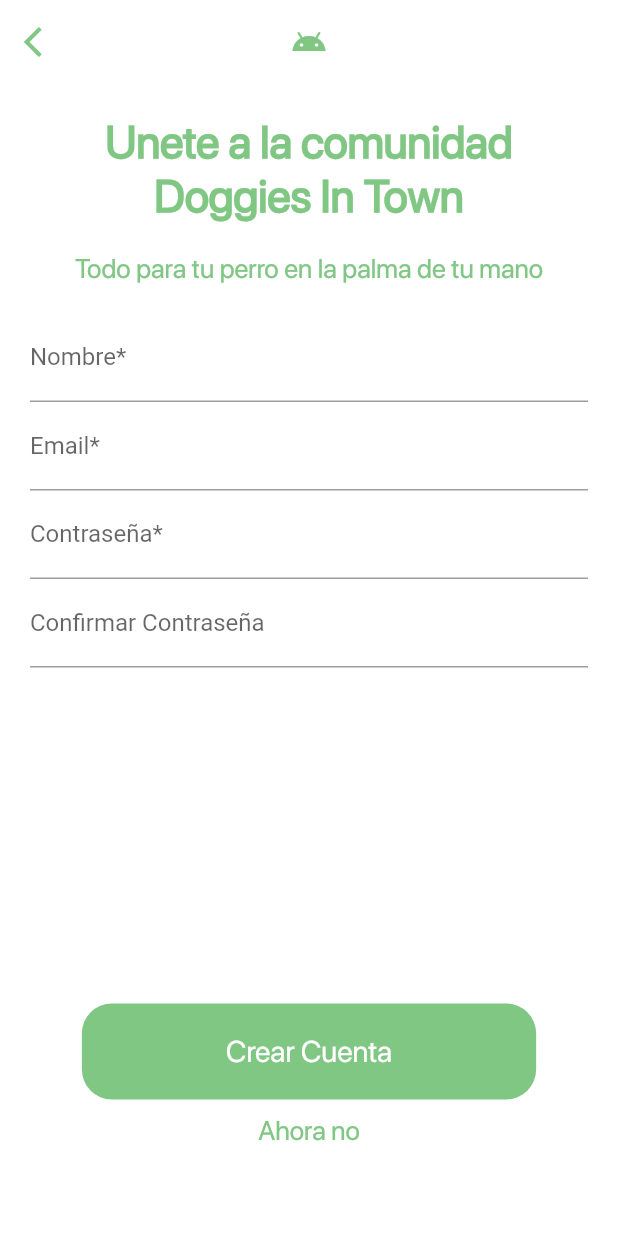
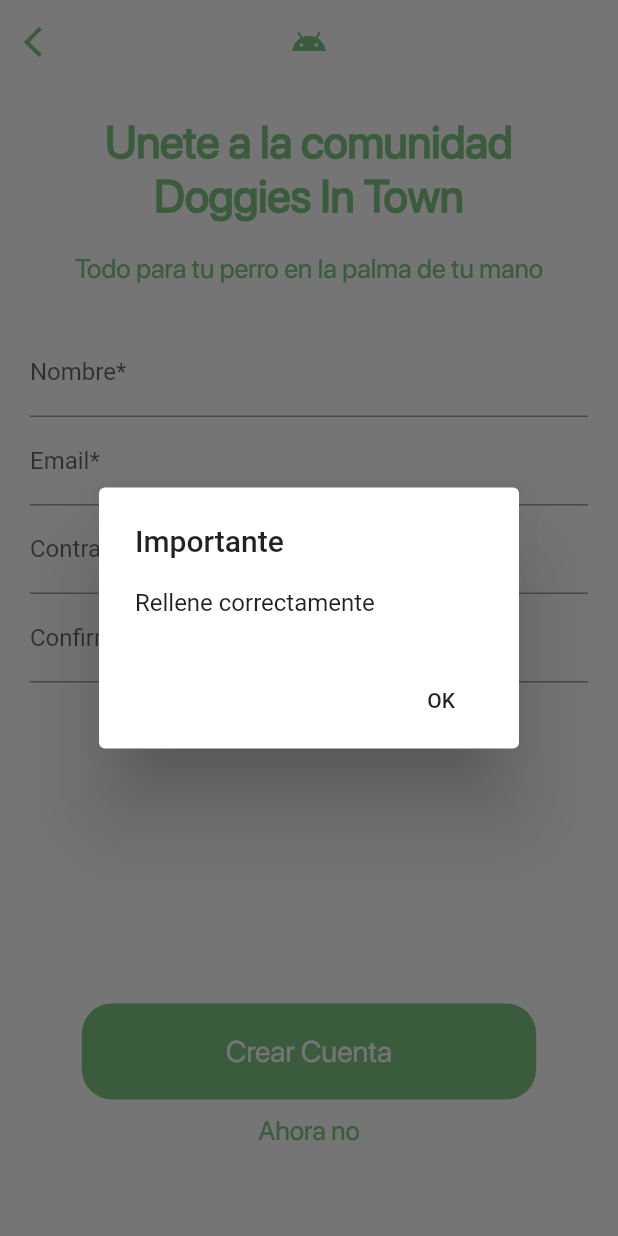
Before and after one commit to AlexDotel/dit_signup, a Flutter app: the screen it shows after launch, after a tap on "Crear Cuenta", on a phone screen of 412 x 824 dp. Run offline on Flutter 3.47's test engine with Material 2 defaults, Android fonts, the phone set to English and light mode, and no system bars.

Commit message:
Tarea Finalizada

```diff
--- a/lib/src/pages/signup_page.dart
+++ b/lib/src/pages/signup_page.dart
@@ -1,9 +1,8 @@
-import 'package:dit_signup/src/models/user_model.dart';
-import 'package:dit_signup/src/services/signup_service.dart';
-import 'package:dit_signup/src/validations/validation_signup.dart';
 import 'package:flutter/material.dart';
 import 'package:provider/provider.dart';
-import 'package:uuid/uuid.dart';
+
+import 'package:dit_signup/src/utils/alert_dialog.dart' as utils;
+import 'package:dit_signup/src/validations/validation_signup.dart';
 
 class SignUpPage extends StatelessWidget {
   final header = 'Unete a la comunidad Doggies In Town';
@@ -21,11 +20,9 @@ class SignUpPage extends StatelessWidget {
       fontSize: 18,
       fontFamily: 'SF Regular');
 
-  UserModel usuario = new UserModel();
-
   @override
   Widget build(BuildContext context) {
-    final size = MediaQuery.of(context).size;
+    // final size = MediaQuery.of(context).size;
     final valService = Provider.of<SignUpValidation>(context);
 
     return Scaffold(
@@ -47,9 +44,12 @@ class SignUpPage extends StatelessWidget {
               child: Column(
                 children: [
                   headers(),
+                  SizedBox(
+                    height: 10,
+                  ),
                   form(valService),
                   Expanded(child: Container()),
-                  buttons(valService),
+                  buttons(valService, context),
                 ],
               ),
             ),
@@ -130,7 +130,7 @@ class SignUpPage extends StatelessWidget {
     );
   }
 
-  buttons(SignUpValidation valService) {
+  Widget buttons(SignUpValidation valService, BuildContext context) {
     return Container(
       padding: EdgeInsets.symmetric(
         vertical: 60,
@@ -139,8 +139,13 @@ class SignUpPage extends StatelessWidget {
         children: [
           RaisedButton(
             onPressed: () {
-              valService.isValid ? submitUser(valService) : null;
+              if (!valService.isValid) {
+                utils.mostrarAlerta(context, 'Rellene correctamente');
+              } else {
+                valService.submitData(context);
+              }
             },
+            // (!valService.isValid) ? null : valService.submitData(context),
             elevation: 0,
             color: Colors.green[300],
             textColor: Colors.white,
@@ -157,17 +162,4 @@ class SignUpPage extends StatelessWidget {
       ),
     );
   }
-
-  submitUser(SignUpValidation valService) {
-    SignUpService servicios = SignUpService();
-
-    usuario.firstName = valService.getName.value;
-    usuario.lastName = 'Sanchez';
-    usuario.email = valService.getEmail.value;
-    usuario.password = valService.getconf.value;
-    usuario.locale = "es-es";
-    usuario.role = 'user';
-
-    servicios.createUser(usuario);
-  }
 }
--- /dev/null
+++ b/lib/src/utils/alert_dialog.dart
@@ -0,0 +1,20 @@
+import 'package:flutter/material.dart';
+
+void mostrarAlerta(BuildContext context, String msj) {
+  showDialog(
+      context: context,
+      builder: (context) {
+        return AlertDialog(
+          title: Text('Importante'),
+          content:
+              // msj.contains('Bad Reques') ? Text('Algo va mal!') :
+              Text(msj),
+          actions: <Widget>[
+            FlatButton(
+              child: Text('OK'),
+              onPressed: () => Navigator.of(context).pop(),
+            )
+          ],
+        );
+      });
+}
--- a/lib/src/validations/validation_item.dart
+++ b/lib/src/validations/validation_item.dart
@@ -1,10 +1,7 @@
-
 class ValidationItem {
-
   //Creamos esta clase para que cada objeto tenga un error y un valor correcto.
   final String value;
   final String error;
 
   ValidationItem(this.value, this.error);
-
 }
--- a/pubspec.yaml
+++ b/pubspec.yaml
@@ -30,7 +30,6 @@ dependencies:
   cupertino_icons: ^0.1.3
   provider:
   http:
-  uuid:
 
 dev_dependencies:
   flutter_test:
```
Also changed, not shown: lib/src/pages/thank_page.dart (added, +20 -0 lines), lib/src/services/signup_service.dart (+8 -5 lines), lib/src/validations/validation_signup.dart (+28 -7 lines), lib/src/models/user_model.dart (indentation only), pubspec.lock.
